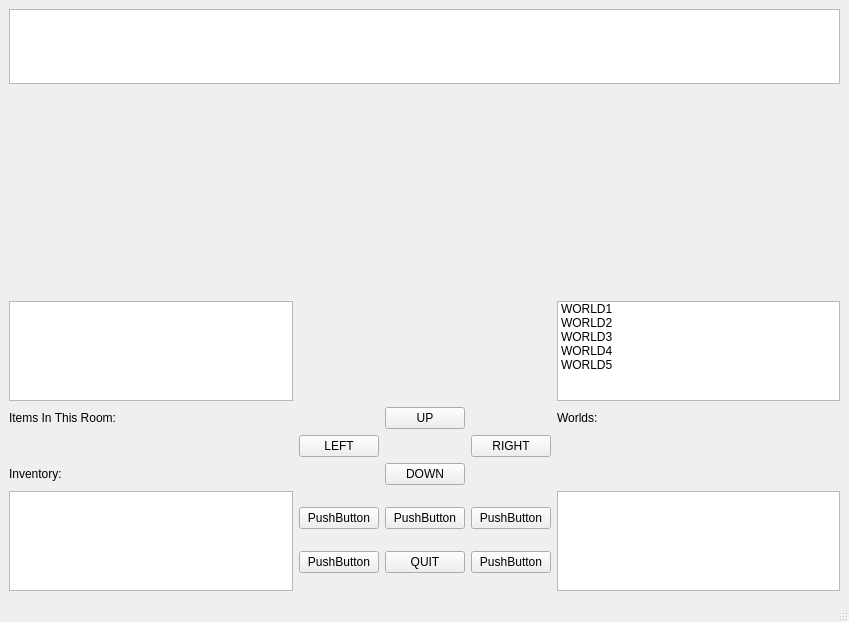
This is Zork/Forms/mainwindow.ui in JoshMcGiff/CS4076Project as Qt 5 draws it before an edit. The edited form follows.
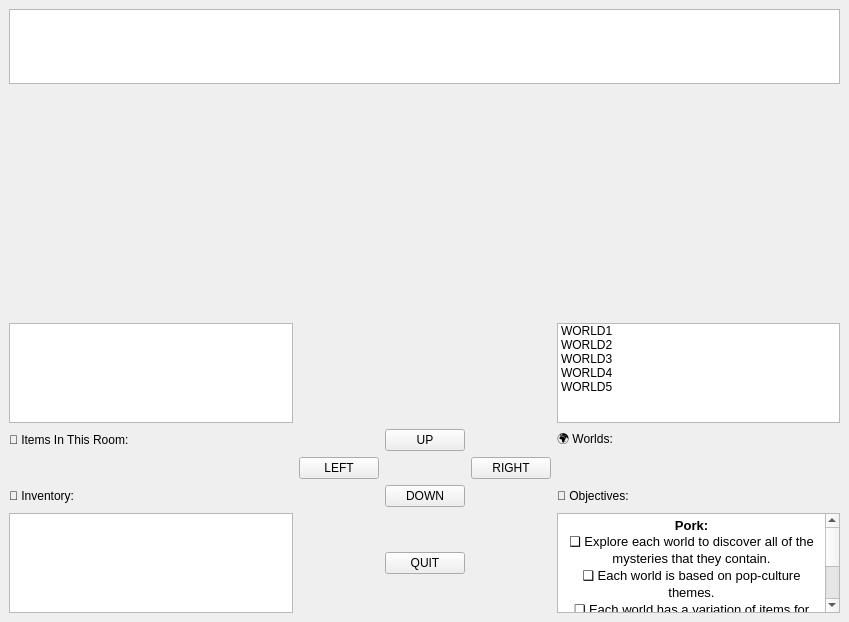
This is the edited form.

The edit to the form file:
```diff
--- a/Zork/Forms/mainwindow.ui
+++ b/Zork/Forms/mainwindow.ui
@@ -69,58 +69,15 @@
       <item row="2" column="7">
        <widget class="QLabel" name="label_3">
         <property name="text">
-         <string>Worlds:</string>
+         <string>🌍 Worlds:</string>
         </property>
        </widget>
       </item>
       <item row="6" column="4">
-       <layout class="QVBoxLayout" name="verticalLayout_5">
-        <item>
-         <widget class="QPushButton" name="pushButton_4">
-          <property name="text">
-           <string>PushButton</string>
-          </property>
-         </widget>
-        </item>
-        <item>
-         <widget class="QPushButton" name="pushButton_3">
-          <property name="text">
-           <string>PushButton</string>
-          </property>
-         </widget>
-        </item>
-       </layout>
+       <layout class="QVBoxLayout" name="verticalLayout_5"/>
       </item>
       <item row="6" column="6">
-       <layout class="QVBoxLayout" name="verticalLayout_6">
-        <item>
-         <widget class="QPushButton" name="pushButton_6">
-          <property name="text">
-           <string>PushButton</string>
-          </property>
-         </widget>
-        </item>
-        <item>
-         <widget class="QPushButton" name="pushButton_5">
-          <property name="text">
-           <string>PushButton</string>
-          </property>
-         </widget>
-        </item>
-       </layout>
-      </item>
-      <item row="6" column="7">
-       <widget class="QListWidget" name="listWidget_2">
-        <property name="maximumSize">
-         <size>
-          <width>16777215</width>
-          <height>100</height>
-         </size>
-        </property>
-        <property name="focusPolicy">
-         <enum>Qt::NoFocus</enum>
-        </property>
-       </widget>
+       <layout class="QVBoxLayout" name="verticalLayout_6"/>
       </item>
       <item row="6" column="0">
        <widget class="QListWidget" name="INVENTORYLIST">
@@ -148,7 +105,7 @@
       <item row="4" column="0">
        <widget class="QLabel" name="label_2">
         <property name="text">
-         <string>Inventory:</string>
+         <string>🎒 Inventory:</string>
         </property>
        </widget>
       </item>
@@ -165,7 +122,7 @@
       <item row="2" column="0">
        <widget class="QLabel" name="label">
         <property name="text">
-         <string>Items In This Room:</string>
+         <string>🎁 Items In This Room:</string>
         </property>
        </widget>
       </item>
@@ -225,13 +182,6 @@
       </item>
       <item row="6" column="5">
        <layout class="QVBoxLayout" name="verticalLayout_2">
-        <item>
-         <widget class="QPushButton" name="pushButton_2">
-          <property name="text">
-           <string>PushButton</string>
-          </property>
-         </widget>
-        </item>
         <item>
          <widget class="QPushButton" name="QUITBUTTON">
           <property name="text">
@@ -260,21 +210,51 @@
         </property>
        </widget>
       </item>
+      <item row="4" column="7">
+       <widget class="QLabel" name="label_4">
+        <property name="text">
+         <string>📝 Objectives:</string>
+        </property>
+       </widget>
+      </item>
+      <item row="6" column="7">
+       <widget class="QTextEdit" name="OBJECTIVESTEXT">
+        <property name="sizePolicy">
+         <sizepolicy hsizetype="Expanding" vsizetype="Minimum">
+          <horstretch>0</horstretch>
+          <verstretch>0</verstretch>
+         </sizepolicy>
+        </property>
+        <property name="maximumSize">
+         <size>
+          <width>16777215</width>
+          <height>100</height>
+         </size>
+        </property>
+        <property name="undoRedoEnabled">
+         <bool>false</bool>
+        </property>
+        <property name="readOnly">
+         <bool>true</bool>
+        </property>
+        <property name="html">
+         <string>&lt;!DOCTYPE HTML PUBLIC &quot;-//W3C//DTD HTML 4.0//EN&quot; &quot;http://www.w3.org/TR/REC-html40/strict.dtd&quot;&gt;
+&lt;html&gt;&lt;head&gt;&lt;meta name=&quot;qrichtext&quot; content=&quot;1&quot; /&gt;&lt;style type=&quot;text/css&quot;&gt;
+p, li { white-space: pre-wrap; }
+&lt;/style&gt;&lt;/head&gt;&lt;body style=&quot; font-family:'MS Shell Dlg 2'; font-size:8.25pt; font-weight:400; font-style:normal;&quot;&gt;
+&lt;p align=&quot;center&quot; style=&quot; margin-top:0px; margin-bottom:0px; margin-left:0px; margin-right:0px; -qt-block-indent:0; text-indent:0px;&quot;&gt;&lt;span style=&quot; font-size:10pt; font-weight:600;&quot;&gt;Pork:&lt;/span&gt;&lt;/p&gt;
+&lt;p align=&quot;center&quot; style=&quot; margin-top:0px; margin-bottom:0px; margin-left:0px; margin-right:0px; -qt-block-indent:0; text-indent:0px;&quot;&gt;&lt;span style=&quot; font-size:10pt;&quot;&gt;❑ Explore each world to discover all of the mysteries that they contain.&lt;/span&gt;&lt;/p&gt;
+&lt;p align=&quot;center&quot; style=&quot; margin-top:0px; margin-bottom:0px; margin-left:0px; margin-right:0px; -qt-block-indent:0; text-indent:0px;&quot;&gt;&lt;span style=&quot; font-size:10pt;&quot;&gt;❑ Each world is based on pop-culture themes.&lt;/span&gt;&lt;/p&gt;
+&lt;p align=&quot;center&quot; style=&quot; margin-top:0px; margin-bottom:0px; margin-left:0px; margin-right:0px; -qt-block-indent:0; text-indent:0px;&quot;&gt;&lt;span style=&quot; font-size:10pt;&quot;&gt;❑ Each world has a variation of items for you to collect.&lt;/span&gt;&lt;/p&gt;
+&lt;p align=&quot;center&quot; style=&quot; margin-top:0px; margin-bottom:0px; margin-left:0px; margin-right:0px; -qt-block-indent:0; text-indent:0px;&quot;&gt;&lt;span style=&quot; font-size:10pt;&quot;&gt;❑ Keep an eye out for different characters that could appear at any moment.&lt;/span&gt;&lt;/p&gt;
+&lt;p align=&quot;center&quot; style=&quot; margin-top:0px; margin-bottom:0px; margin-left:0px; margin-right:0px; -qt-block-indent:0; text-indent:0px;&quot;&gt;&lt;span style=&quot; font-size:10pt;&quot;&gt;❑ Uncover the secret item in each world!&lt;/span&gt;&lt;/p&gt;&lt;/body&gt;&lt;/html&gt;</string>
+        </property>
+       </widget>
+      </item>
      </layout>
     </item>
    </layout>
   </widget>
-  <widget class="QMenuBar" name="menubar">
-   <property name="geometry">
-    <rect>
-     <x>0</x>
-     <y>0</y>
-     <width>849</width>
-     <height>21</height>
-    </rect>
-   </property>
-  </widget>
-  <widget class="QStatusBar" name="statusbar"/>
  </widget>
  <resources/>
  <connections/>
```
